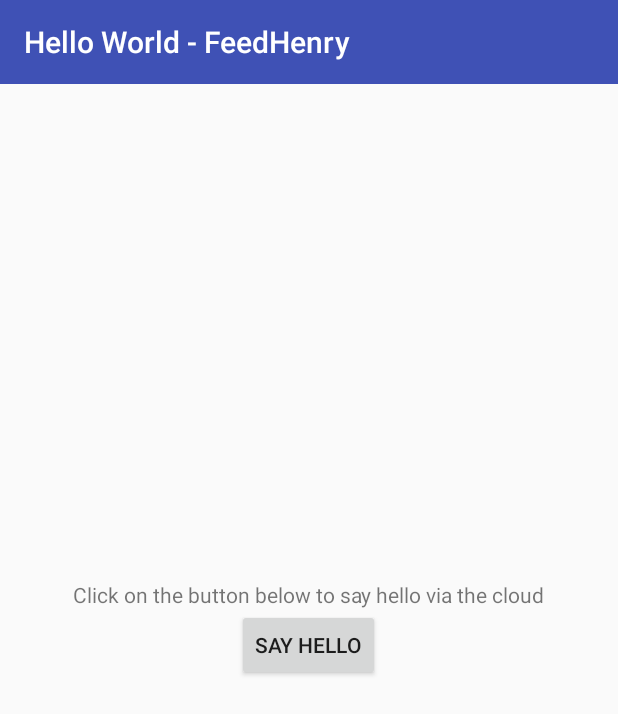
After one commit to feedhenry-templates/helloworld-android-gradle, an Android app: the fragment HelloFragment placed in its activity, on a phone screen of 412 x 824 dp. The commit adds this screen. Shown: the top 714 px of the screen. Run offline under Robolectric (Android 15) with nearby library versions, the phone set to English and light mode, and no system bars; libraries missing offline, so code that uses them is left out: com.feedhenry.sdk, org.json.fh; 1 statement that could not run was skipped.

Commit message:
Start use fragments

```diff
--- a/app/src/main/AndroidManifest.xml
+++ b/app/src/main/AndroidManifest.xml
@@ -9,7 +9,7 @@
         android:allowBackup="true"
         android:icon="@mipmap/ic_launcher"
         android:label="@string/app_name"
-        android:theme="@style/AppTheme"
+        android:theme="@style/MyTheme.Base"
         tools:replace="android:icon">
 
         <activity
--- /dev/null
+++ b/app/src/main/java/com/feedhenry/helloworld/HelloFragment.java
@@ -0,0 +1,68 @@
+package com.feedhenry.helloworld;
+
+import android.os.Bundle;
+import android.support.v4.app.Fragment;
+import android.util.Log;
+import android.view.LayoutInflater;
+import android.view.View;
+import android.view.ViewGroup;
+import android.widget.Button;
+import android.widget.TextView;
+
+import com.feedhenry.helloworld_android.R;
+import com.feedhenry.sdk.FH;
+import com.feedhenry.sdk.FHActCallback;
+import com.feedhenry.sdk.FHResponse;
+import com.feedhenry.sdk.api.FHCloudRequest;
+
+import org.json.fh.JSONObject;
+
+public class HelloFragment extends Fragment {
+
+    private static final String TAG = InitFragment.class.getName();
+
+    @Override
+    public View onCreateView(LayoutInflater inflater, ViewGroup container, Bundle savedInstanceState) {
+        final View view = inflater.inflate(R.layout.hello_fragment, null);
+        final TextView responseTextView = (TextView) view.findViewById(R.id.cloud_response);
+
+        Button button = (Button) view.findViewById(R.id.button);
+        button.setOnClickListener(new View.OnClickListener() {
+            @Override
+            public void onClick(final View v) {
+                responseTextView.setText("");
+                v.setEnabled(false);
+                cloudCall(v, responseTextView);
+            }
+        });
+
+        return view;
+    }
+
+    private void cloudCall(final View v, final TextView responseTextView) {
+        try {
+            JSONObject params = new JSONObject("{hello: 'world'}");
+
+            FHCloudRequest request = FH.buildCloudRequest("hello", "POST", null, params);
+            request.executeAsync(new FHActCallback() {
+                @Override
+                public void success(FHResponse fhResponse) {
+                    Log.d(TAG, "cloudCall - success");
+                    v.setEnabled(true);
+                    responseTextView.setText(fhResponse.getJson().getString("msg"));
+                }
+
+                @Override
+                public void fail(FHResponse fhResponse) {
+                    Log.d(TAG, "cloudCall - fail");
+                    Log.e(TAG, fhResponse.getErrorMessage(), fhResponse.getError());
+                    v.setEnabled(true);
+                    responseTextView.setText(fhResponse.getErrorMessage());
+                }
+            });
+        } catch (Exception e) {
+            Log.e(TAG, e.getMessage(), e.getCause());
+        }
+    }
+
+}
--- /dev/null
+++ b/app/src/main/java/com/feedhenry/helloworld/InitFragment.java
@@ -0,0 +1,41 @@
+package com.feedhenry.helloworld;
+
+import android.os.Bundle;
+import android.support.v4.app.Fragment;
+import android.util.Log;
+import android.view.LayoutInflater;
+import android.view.View;
+import android.view.ViewGroup;
+
+import com.feedhenry.helloworld_android.R;
+import com.feedhenry.sdk.FH;
+import com.feedhenry.sdk.FHActCallback;
+import com.feedhenry.sdk.FHResponse;
+
+public class InitFragment extends Fragment {
+
+    private static final String TAG = InitFragment.class.getName();
+
+    @Override
+    public View onCreateView(LayoutInflater inflater, ViewGroup container, Bundle savedInstanceState) {
+        View view = inflater.inflate(R.layout.init_fragment, null);
+
+        FH.init(getActivity(), new FHActCallback() {
+            @Override
+            public void success(FHResponse fhResponse) {
+                Log.d(TAG, "init - success");
+                MainActivity activity = (MainActivity) getActivity();
+                activity.showHelloScreen();
+            }
+
+            @Override
+            public void fail(FHResponse fhResponse) {
+                Log.d(TAG, "init - fail");
+                Log.e(TAG, fhResponse.getErrorMessage(), fhResponse.getError());
+            }
+        });
+
+        return view;
+    }
+
+}
--- a/app/src/main/java/com/feedhenry/helloworld/MainActivity.java
+++ b/app/src/main/java/com/feedhenry/helloworld/MainActivity.java
@@ -1,49 +1,33 @@
 package com.feedhenry.helloworld;
+
+import android.os.Bundle;
+import android.support.v4.app.Fragment;
+import android.support.v7.app.ActionBarActivity;
+import android.support.v7.widget.Toolbar;
+import android.util.Log;
+import android.widget.TextView;
+import android.widget.Toast;
 
 import com.feedhenry.helloworld_android.R;
 import com.feedhenry.sdk.FH;
 import com.feedhenry.sdk.FHActCallback;
 import com.feedhenry.sdk.FHResponse;
 
-import android.app.Activity;
-import android.os.Bundle;
-import android.util.Log;
-import android.view.View;
-import android.view.View.OnClickListener;
-import android.widget.Button;
-import android.widget.TextView;
-import android.widget.Toast;
-
-public class MainActivity extends Activity implements OnClickListener{
-
-	private boolean initialised = false;
+public class MainActivity extends ActionBarActivity {
 
     @Override
     protected void onCreate(Bundle savedInstanceState) {
         super.onCreate(savedInstanceState);
-        setContentView(R.layout.activity_main);
+        setContentView(R.layout.main_activity);
 
-        // Initialize button
-        Button cloudButton = (Button) findViewById(R.id.button);
-        cloudButton.setOnClickListener(this);
+        Toolbar toolbar = (Toolbar) findViewById(R.id.toolbar);
+        setSupportActionBar(toolbar);
     }
 
     @Override
     protected void onStart() {
         super.onStart();
-        FH.init(this, new FHActCallback() {
-            @Override
-            public void success(FHResponse resp) {
-
-                initialised = true;
-
-            }
-
-            @Override
-            public void fail(FHResponse response) {
-                Log.i("fh", "Init failed with FH Cloud" + response.getRawResponse());
-            }
-        });
+        showInitFragment();
     }
 
     @Override
@@ -52,30 +36,19 @@ public class MainActivity extends Activity implements OnClickListener{
         FH.stop();
     }
 
-    @Override
-    public void onClick(View v) {
-        if (initialised) {
-            callCloud();
-        } else {
-            Toast.makeText(getApplicationContext(), "App not Initialized", Toast.LENGTH_SHORT).show();
-        }
+    private void showFragment(Fragment fragment) {
+        getSupportFragmentManager()
+                .beginTransaction()
+                .replace(R.id.content, fragment)
+                .commit();
     }
 
-    private void callCloud() {
-        // Use FH Agent to call the FH Cloud
-        FHAgent fhAgent = new FHAgent();
-        fhAgent.cloudCall(new FHActCallback() {
-            @Override
-            public void success(FHResponse fhResponse) {
-                TextView tv = (TextView) findViewById(R.id.cloud_response);
-                tv.setText(fhResponse.getJson().getString("msg"));
-            }
+    private void showInitFragment() {
+        showFragment(new InitFragment());
+    }
 
-            @Override
-            public void fail(FHResponse fhResponse) {
-                Toast.makeText(getApplicationContext(), "Cloud Call failed", Toast.LENGTH_SHORT).show();
-            }
-        });
+    public void showHelloScreen() {
+        showFragment(new HelloFragment());
     }
 
 }
--- /dev/null
+++ b/app/src/main/res/layout/hello_fragment.xml
@@ -0,0 +1,26 @@
+<LinearLayout xmlns:android="http://schemas.android.com/apk/res/android"
+    android:layout_width="match_parent"
+    android:layout_height="match_parent"
+    android:gravity="center"
+    android:orientation="vertical"
+    android:padding="10dp">
+
+    <TextView
+        android:id="@+id/textView"
+        android:layout_width="wrap_content"
+        android:layout_height="wrap_content"
+        android:text="@string/hello_world" />
+
+    <Button
+        android:id="@+id/button"
+        android:layout_width="wrap_content"
+        android:layout_height="wrap_content"
+        android:layout_marginBottom="20dp"
+        android:text="@string/hello_button" />
+
+    <TextView
+        android:id="@+id/cloud_response"
+        android:layout_width="match_parent"
+        android:layout_height="wrap_content" />
+
+</LinearLayout>
--- /dev/null
+++ b/app/src/main/res/layout/main_activity.xml
@@ -0,0 +1,19 @@
+<?xml version="1.0" encoding="utf-8"?>
+<LinearLayout xmlns:android="http://schemas.android.com/apk/res/android"
+    android:layout_width="match_parent"
+    android:layout_height="match_parent"
+    android:orientation="vertical">
+
+    <android.support.v7.widget.Toolbar
+        android:id="@+id/toolbar"
+        android:layout_width="match_parent"
+        android:layout_height="?attr/actionBarSize"
+        android:background="?attr/colorPrimary"
+        android:theme="@style/ThemeOverlay.AppCompat.Dark.ActionBar" />
+
+    <FrameLayout
+        android:id="@+id/content"
+        android:layout_width="match_parent"
+        android:layout_height="match_parent" />
+
+</LinearLayout>
--- a/app/src/main/res/values-v11/styles.xml
+++ /dev/null
@@ -1,11 +0,0 @@
-<resources>
-
-    <!--
-        Base application theme for API 11+. This theme completely replaces
-        AppBaseTheme from res/values/styles.xml on API 11+ devices.
-    -->
-    <style name="AppBaseTheme" parent="android:Theme.Holo.Light">
-        <!-- API 11 theme customizations can go here. -->
-    </style>
-
-</resources>
--- a/app/src/main/res/values-v14/styles.xml
+++ /dev/null
@@ -1,12 +0,0 @@
-<resources>
-
-    <!--
-        Base application theme for API 14+. This theme completely replaces
-        AppBaseTheme from BOTH res/values/styles.xml and
-        res/values-v11/styles.xml on API 14+ devices.
-    -->
-    <style name="AppBaseTheme" parent="android:Theme.Holo.Light.DarkActionBar">
-        <!-- API 14 theme customizations can go here. -->
-    </style>
-
-</resources>
--- /dev/null
+++ b/app/src/main/res/values/colors.xml
@@ -0,0 +1,8 @@
+<?xml version="1.0" encoding="utf-8"?>
+<resources>
+    <color name="colorPrimary">#3F51B5</color>
+    <color name="colorPrimaryDark">#303F9F</color>
+    <color name="colorAccent">#FF4081</color>
+
+    <color name="background">#fafafa</color>
+</resources>
--- a/app/src/main/res/values/styles.xml
+++ b/app/src/main/res/values/styles.xml
@@ -1,20 +1,14 @@
 <resources>
 
-    <!--
-        Base application theme, dependent on API level. This theme is replaced
-        by AppBaseTheme from res/values-vXX/styles.xml on newer devices.
-    -->
-    <style name="AppBaseTheme" parent="android:Theme.Light">
-        <!--
-            Theme customizations available in newer API levels can go in
-            res/values-vXX/styles.xml, while customizations related to
-            backward-compatibility can go here.
-        -->
+    <style name="MyTheme" parent="Theme.AppCompat.Light.NoActionBar">
     </style>
 
-    <!-- Application theme. -->
-    <style name="AppTheme" parent="AppBaseTheme">
-        <!-- All customizations that are NOT specific to a particular API-level can go here. -->
+    <style name="MyTheme.Base" parent="MyTheme">
+        <item name="colorPrimary">@color/colorPrimary</item>
+        <item name="colorPrimaryDark">@color/colorPrimaryDark</item>
+        <item name="colorAccent">@color/colorAccent</item>
+        <item name="android:windowBackground">@color/background</item>
+        <item name="windowActionModeOverlay">true</item>
     </style>
 
 </resources>
```
Also changed, not shown: app/src/main/java/com/feedhenry/helloworld/FHAgent.java (deleted, +0 -37 lines), app/src/main/res/layout/activity_main.xml (deleted, +0 -31 lines), app/src/main/res/layout/init_fragment.xml (added, +13 -0 lines).
